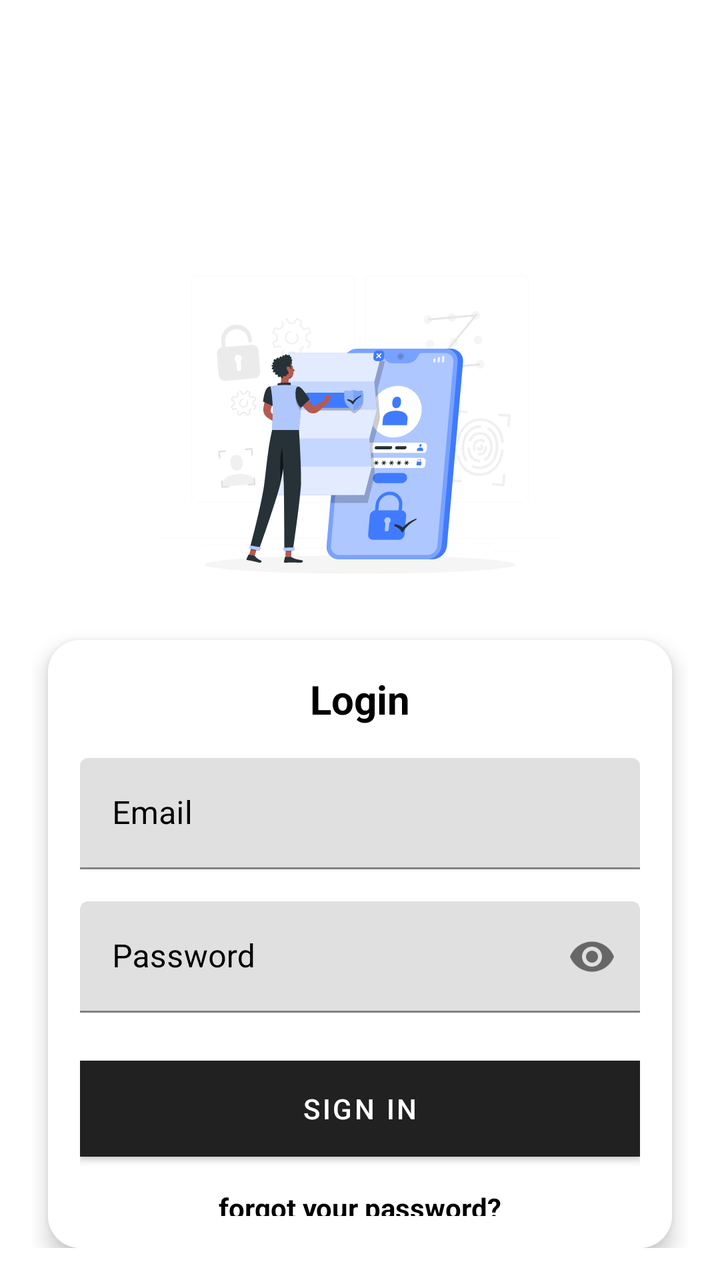
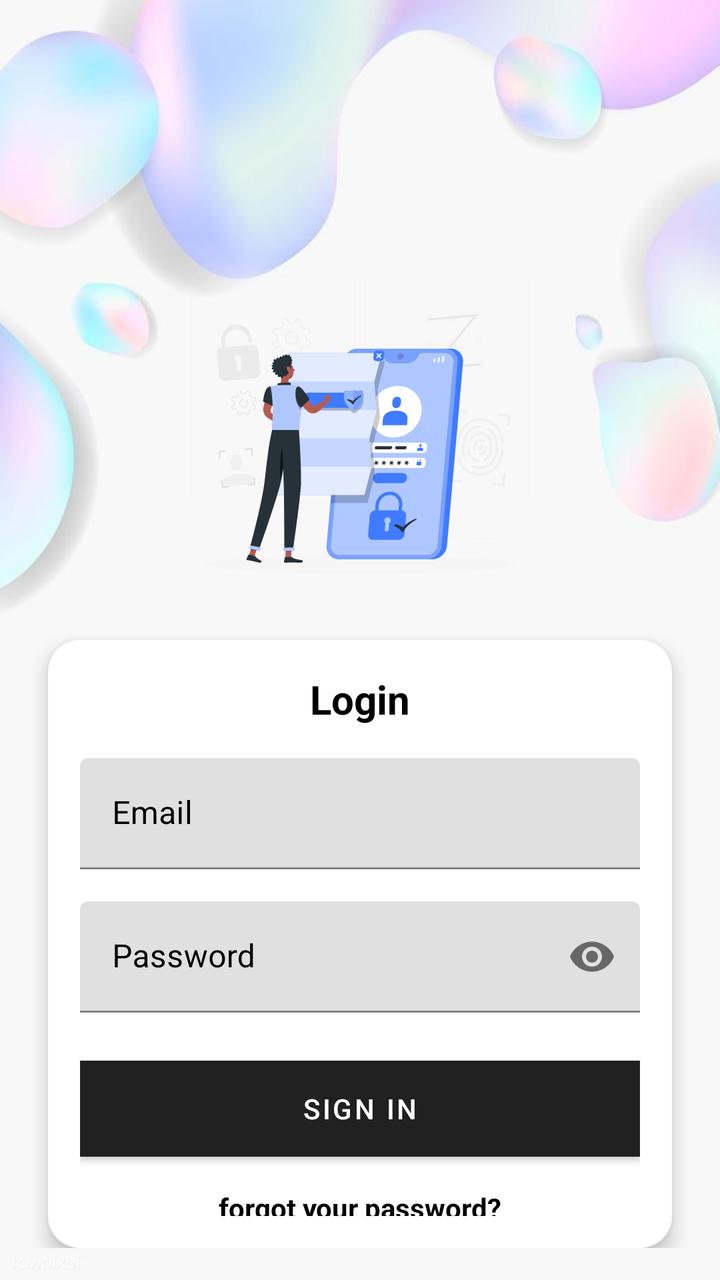

Screens rendered from an Android XML layout before and after an edit, with the pre-edit source and the edit as a unified diff.
<!-- AndroidManifest.xml: application theme Theme.OnlineShopping -->
<!-- res/layout/activity_main.xml -->
<?xml version="1.0" encoding="utf-8"?>
<layout xmlns:android="http://schemas.android.com/apk/res/android"
    xmlns:app="http://schemas.android.com/apk/res-auto"
    xmlns:tools="http://schemas.android.com/tools">

    <LinearLayout
        android:layout_width="match_parent"
        android:layout_height="match_parent"
        android:orientation="vertical"
        android:background="@color/white"
        android:padding="16dp"
        tools:context="MainActivity">


        <ImageView
            android:id="@+id/imgBelowTitle"
            android:layout_width="200dp"
            android:layout_height="160dp"
            android:layout_gravity="center"
            android:layout_marginTop="120dp"
            android:scaleType="centerCrop"
            android:src="@drawable/login_bg" />

        <androidx.cardview.widget.CardView
            android:id="@+id/cardLogin"
            android:layout_width="match_parent"
            android:layout_height="wrap_content"
            android:layout_marginTop="24dp"
            android:layout_marginHorizontal="8dp"
            app:cardCornerRadius="16dp"
            app:cardElevation="6dp">

            <LinearLayout
                android:layout_width="match_parent"
                android:layout_height="match_parent"
                android:background="@color/white"
                android:orientation="vertical"
                android:padding="16dp">

                
                <TextView
                    android:layout_width="match_parent"
                    android:layout_height="wrap_content"
                    android:layout_marginBottom="16dp"
                    android:text="Login"
                    android:textAlignment="center"
                    android:textColor="@color/black"
                    android:textSize="20sp"
                    android:textStyle="bold" />

                
                <com.google.android.material.textfield.TextInputLayout
                    android:layout_width="match_parent"
                    android:layout_height="wrap_content"
                    android:hint="@string/email"
                    android:textColorHint="@color/black">

                    <com.google.android.material.textfield.TextInputEditText
                        android:id="@+id/main_email"
                        android:layout_width="match_parent"
                        android:layout_height="wrap_content"
                        android:textColor="@color/black" />
                </com.google.android.material.textfield.TextInputLayout>

                
                <com.google.android.material.textfield.TextInputLayout
                    android:layout_width="match_parent"
                    android:layout_height="wrap_content"
                    android:layout_marginTop="16dp"
                    android:hint="@string/password"
                    android:textColorHint="@color/black"
                    app:endIconMode="password_toggle">

                    <com.google.android.material.textfield.TextInputEditText
                        android:id="@+id/main_password"
                        android:layout_width="match_parent"
                        android:layout_height="wrap_content"
                        android:inputType="textPassword"
                        android:textColor="@color/black" />
                </com.google.android.material.textfield.TextInputLayout>

                
                <com.google.android.material.button.MaterialButton
                    android:id="@+id/main_signin"
                    style="@style/Widget.MaterialComponents.Button"
                    android:layout_width="match_parent"
                    android:layout_height="wrap_content"
                    android:layout_marginTop="24dp"
                    android:background="@color/black"
                    android:textColor="@color/white"
                    android:text="@string/sign_in"
                    android:textSize="@dimen/_18sdp" />

                
                <TextView
                    android:id="@+id/main_forgot_password"
                    android:layout_width="wrap_content"
                    android:layout_height="wrap_content"
                    android:layout_gravity="center_horizontal"
                    android:layout_marginTop="16dp"
                    android:text="@string/forgot_password"
                    android:textColor="@color/black"
                    android:textSize="14sp"
                    android:textStyle="bold" />

                <TextView
                    android:id="@+id/main_create_account"
                    android:layout_width="wrap_content"
                    android:layout_height="wrap_content"
                    android:layout_gravity="center_horizontal"
                    android:layout_marginTop="16dp"
                    android:text="@string/create_account"
                    android:textColor="@color/color_red"
                    android:textSize="14sp"
                    android:textStyle="bold" />

            </LinearLayout>
        </androidx.cardview.widget.CardView>

    </LinearLayout>
</layout>
<!-- resources referenced by this layout -->
<resources>
  <color name="black">#FF000000</color>
  <color name="color_red">#951623</color>
  <color name="white">#FFFFFFFF</color>
  <!-- drawable login_bg: vector/xml drawable (drawable, 33625 chars, omitted) -->
  <string name="create_account">create new account</string>
  <string name="email">Email</string>
  <string name="forgot_password">forgot your password?</string>
  <string name="password">Password</string>
  <string name="sign_in">sign in</string>
  <style name="Theme.OnlineShopping" parent="Theme.MaterialComponents.DayNight.DarkActionBar" />
</resources>

<!-- the commit's change to res/layout/activity_main.xml (unified diff, before → after) -->
@@ -7,8 +7,8 @@
         android:layout_width="match_parent"
         android:layout_height="match_parent"
         android:orientation="vertical"
-        android:background="@color/white"
         android:padding="16dp"
+        android:background="@drawable/login"
         tools:context="MainActivity">
 
 
<!-- resource entries referenced after the edit -->
@@ -3,6 +3,7 @@
   <color name="black">#FF000000</color>
   <color name="color_red">#951623</color>
   <color name="white">#FFFFFFFF</color>
+  <!-- drawable login: jpeg bitmap (drawable, 18566 bytes) -->
   <!-- drawable login_bg: vector/xml drawable (drawable, 33625 chars, omitted) -->
   <string name="create_account">create new account</string>
   <string name="email">Email</string>
